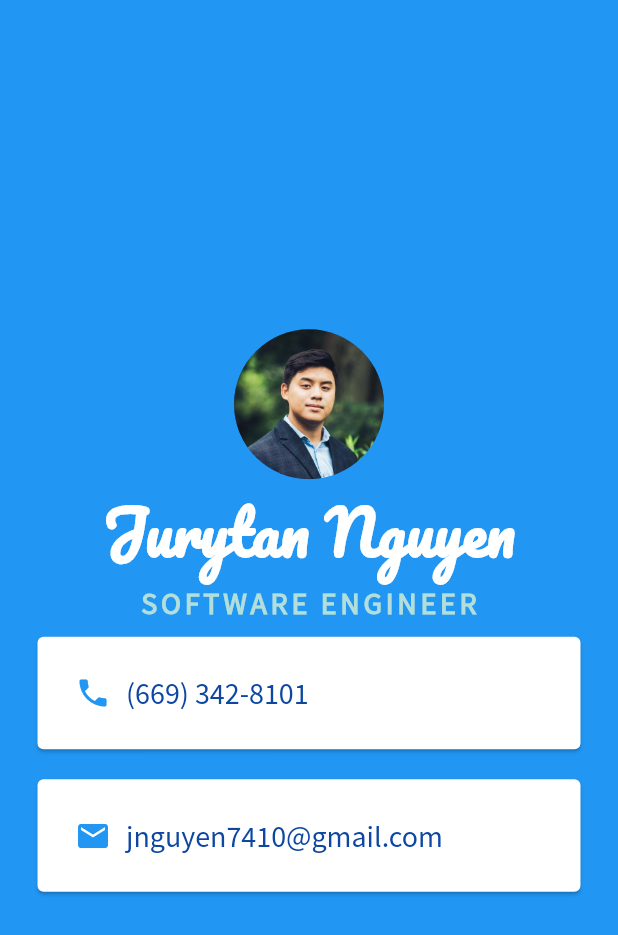
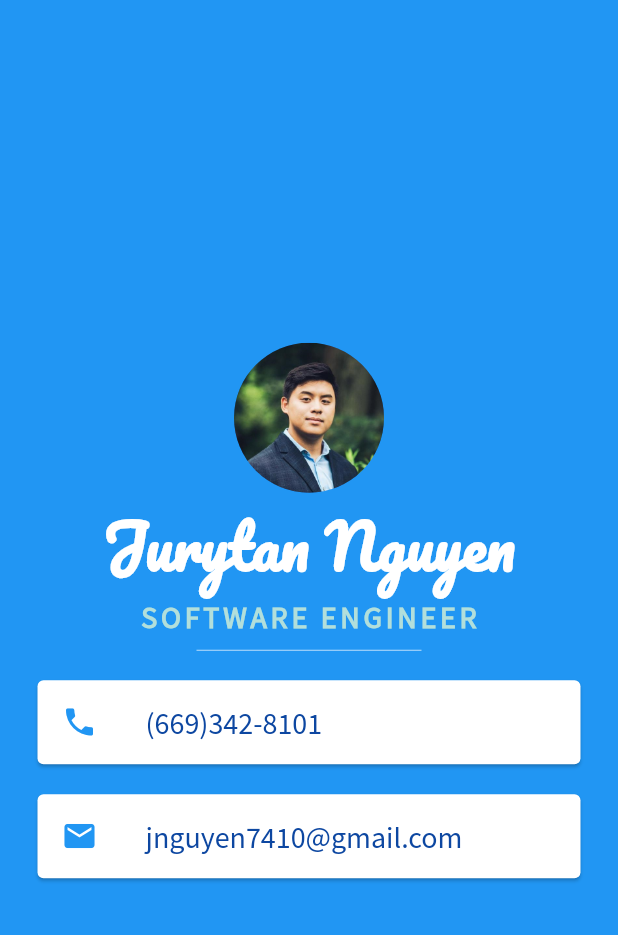
Before and after one commit to jurytan/road_to_flutter, a Flutter app: the screen it shows after launch, on a phone screen of 412 x 824 dp. Shown: the top 935 px of the screen. Run offline on Flutter 3.47's test engine with Material 2 defaults, Android fonts, the phone set to English and light mode, and no system bars.

Commit message:
Adding the final MiCard app for now

```diff
--- a/mi_card_flutter/lib/main.dart
+++ b/mi_card_flutter/lib/main.dart
@@ -1,3 +1,5 @@
+import 'dart:convert';
+
 import 'package:flutter/material.dart';
 
 void main() {
@@ -39,61 +41,50 @@ class MyApp extends StatelessWidget {
                     fontFamily: 'Source Sans Pro',
                   ),
                 ),
+                SizedBox(
+                  height: 20.0,
+                  width: 150.0,
+                  child: Divider(
+                    color: Colors.blue.shade100,
+                  ),
+                ),
                 Card(
-                  color: Colors.white,
                   margin: EdgeInsets.symmetric(
                     vertical: 10.0,
                     horizontal: 25.0,
                   ),
-                  child: Padding(
-                    padding: const EdgeInsets.all(25.0),
-                    child: Row(
-                      children: <Widget>[
-                        Icon(
+                  child: ListTile(
+                    leading: Icon(
                       Icons.phone,
                       color: Colors.blue,
                     ),
-                        SizedBox(
-                          width: 10.0,
-                        ),
-                        Text(
-                          '(669) 342-8101',
+                    title: Text(
+                      '(669)342-8101',
                       style: TextStyle(
                         color: Colors.blue.shade900,
                         fontFamily: 'Source Sans Pro',
                         fontSize: 20.0,
                       ),
                     ),
-                      ],
-                    ),
                   ),
                 ),
                 Card(
-                  color: Colors.white,
                   margin: EdgeInsets.symmetric(
                     vertical: 10.0,
                     horizontal: 25.0,
                   ),
-                  child: Padding(
-                    padding: const EdgeInsets.all(25.0),
-                    child: Row(
-                      children: <Widget>[
-                        Icon(
+                  child: ListTile(
+                    leading: Icon(
                       Icons.email,
                       color: Colors.blue,
                     ),
-                        SizedBox(
-                          width: 10.0,
-                        ),
-                        Text(
+                    title: Text(
                       'jnguyen7410@gmail.com',
                       style: TextStyle(
                         color: Colors.blue.shade900,
                         fontFamily: 'Source Sans Pro',
                         fontSize: 20.0,
                       ),
-                        ),
-                      ],
                     ),
                   ),
                 ),
```
Lines whose indentation alone changed are shown as unchanged.
